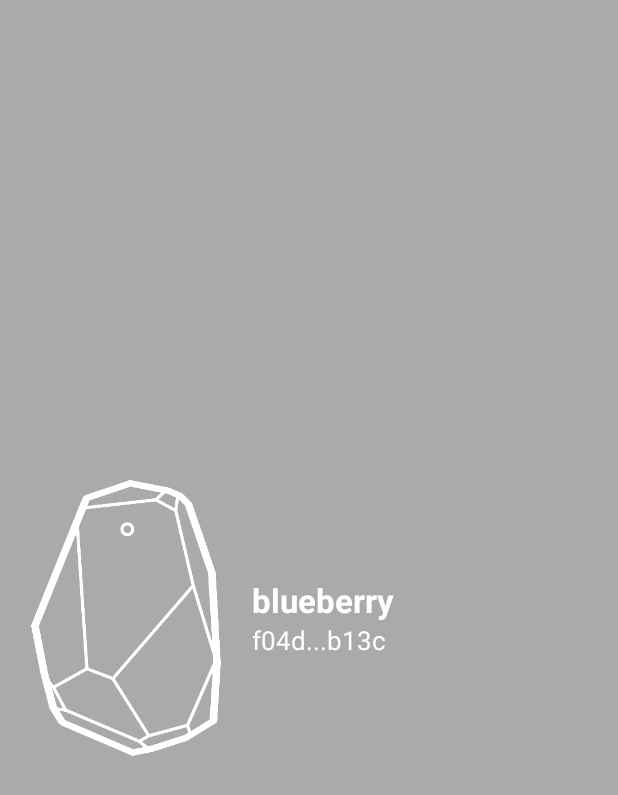
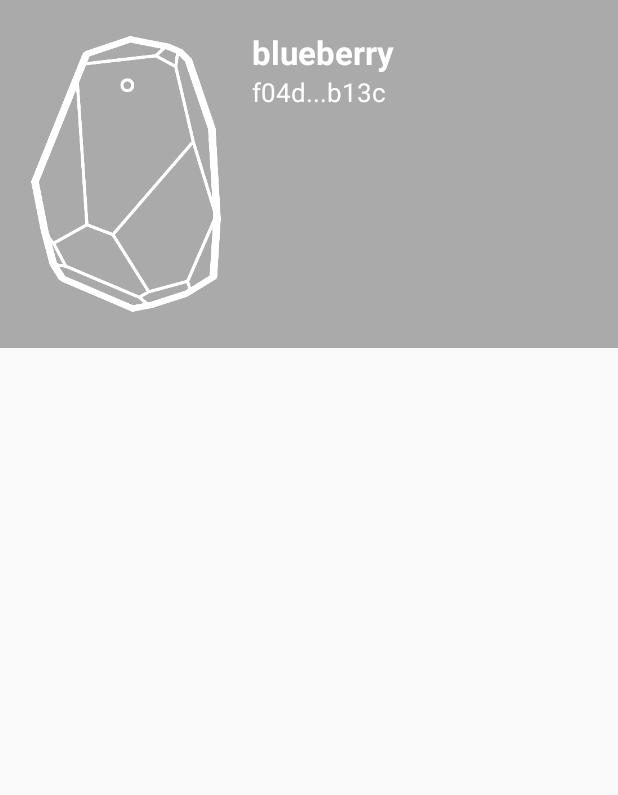
Before and after one commit to miguelfervi/Planetaria, an Android app: the layout content_view.xml on its own in the app's theme, with its tools: preview values and no code run, on a phone screen of 412 x 824 dp. Shown: the top 795 px of the screen. Run offline under Robolectric (Android 15) with nearby library versions, the phone set to English and light mode, and no system bars.

Commit message:
Add more things

```diff
--- a/app/src/main/java/com/tfm/miguel/planetaria/Fragments/SistemaNavegacionFragment.java
+++ b/app/src/main/java/com/tfm/miguel/planetaria/Fragments/SistemaNavegacionFragment.java
@@ -35,7 +35,7 @@ public class SistemaNavegacionFragment extends Fragment {
 
     private ProximityContentManager proximityContentManager;
     private ProximityContentAdapter proximityContentAdapter;
-    ListView gridView;
+    GridView gridView;
 
     public CloudCredentials cloudCredentials =
             new EstimoteCloudCredentials("gamificacion-proximidad-oms", "e134ca8549d5e356c06504db5b13d0e9");
@@ -53,7 +53,7 @@ public class SistemaNavegacionFragment extends Fragment {
         View view = inflater.inflate(R.layout.fragment_sistema_navegacion, container, false);
         proximityContentAdapter = new ProximityContentAdapter(getActivity());
 
-        gridView = (ListView) view.findViewById(R.id.listView);
+        gridView = (GridView) view.findViewById(R.id.gridView);
 
         gridView.setAdapter(proximityContentAdapter);
         RequirementsWizardFactory
--- a/app/src/main/res/layout/activity_ejercicio1.xml
+++ b/app/src/main/res/layout/activity_ejercicio1.xml
@@ -33,9 +33,7 @@
         android:layout_alignParentStart="true"
         android:columnWidth="300dp"
         android:gravity="center"
-        android:horizontalSpacing="10dp"
         android:numColumns="auto_fit"
-        android:stretchMode="columnWidth"
-        android:verticalSpacing="10dp" />
+        android:stretchMode="columnWidth" />
 
 </RelativeLayout>
--- a/app/src/main/res/layout/content_view.xml
+++ b/app/src/main/res/layout/content_view.xml
@@ -1,8 +1,8 @@
-<android.support.constraint.ConstraintLayout xmlns:android="http://schemas.android.com/apk/res/android"
+<LinearLayout xmlns:android="http://schemas.android.com/apk/res/android"
     xmlns:app="http://schemas.android.com/apk/res-auto"
     xmlns:tools="http://schemas.android.com/tools"
     android:layout_width="match_parent"
-    android:layout_height="match_parent"
+    android:layout_height="wrap_content"
     android:background="@android:color/darker_gray"
     android:padding="20dp">
 
@@ -28,18 +28,18 @@
             android:id="@+id/title"
             android:layout_width="match_parent"
             android:layout_height="wrap_content"
-            tools:text="blueberry"
             android:textColor="@android:color/white"
             android:textSize="22sp"
-            android:textStyle="bold" />
+            android:textStyle="bold"
+            tools:text="blueberry" />
 
         <TextView
             android:id="@+id/subtitle"
             android:layout_width="match_parent"
             android:layout_height="wrap_content"
-            tools:text="f04d...b13c"
             android:textColor="@android:color/white"
-            android:textSize="17sp" />
+            android:textSize="17sp"
+            tools:text="f04d...b13c" />
     </LinearLayout>
 
-</android.support.constraint.ConstraintLayout>
+</LinearLayout>
```
Also changed, not shown: app/src/main/res/layout/fragment_sistema_navegacion.xml (+5 -7 lines).
